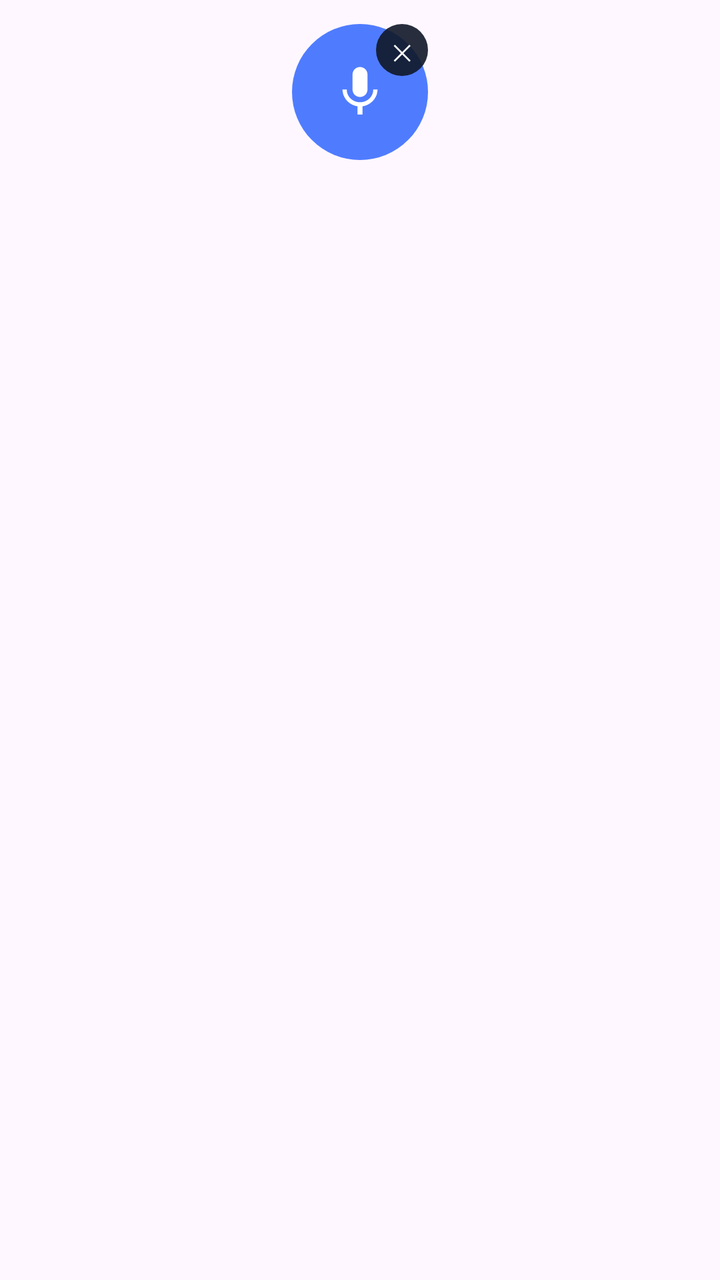
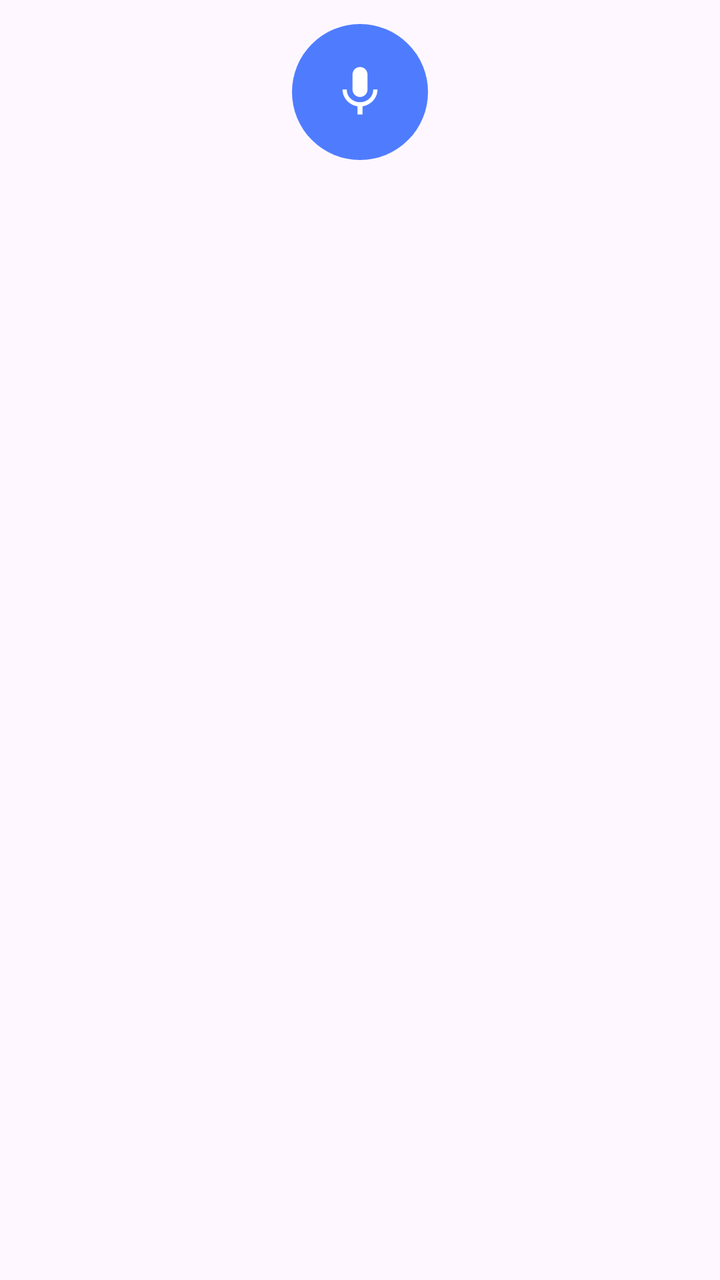

Two renders of the same Android screen: before a commit and after it. Below are the layout's source before the change and the commit's diff.
<!-- AndroidManifest.xml: application theme Theme.QwenVoice -->
<!-- res/layout/view_floating_mic.xml -->
<?xml version="1.0" encoding="utf-8"?>
<LinearLayout xmlns:android="http://schemas.android.com/apk/res/android"
    xmlns:app="http://schemas.android.com/apk/res-auto"
    android:id="@+id/floating_root"
    android:layout_width="wrap_content"
    android:layout_height="wrap_content"
    android:gravity="center_horizontal"
    android:orientation="vertical"
    android:padding="6dp">

    <TextView
        android:id="@+id/floating_badge"
        android:layout_width="wrap_content"
        android:layout_height="wrap_content"
        android:background="@drawable/bg_floating_badge"
        android:maxLines="1"
        android:paddingStart="10dp"
        android:paddingTop="5dp"
        android:paddingEnd="10dp"
        android:paddingBottom="5dp"
        android:text="@string/floating_listening_short"
        android:textColor="@android:color/white"
        android:textSize="11sp"
        android:visibility="gone" />

    <FrameLayout
        android:layout_width="wrap_content"
        android:layout_height="wrap_content"
        android:layout_marginTop="6dp">

        <com.google.android.material.button.MaterialButton
            android:id="@+id/floating_mic"
            android:layout_width="68dp"
            android:layout_height="68dp"
            android:contentDescription="@string/mic_desc_floating_idle"
            android:insetTop="0dp"
            android:insetBottom="0dp"
            android:minWidth="0dp"
            android:minHeight="0dp"
            android:paddingStart="0dp"
            android:paddingEnd="0dp"
            android:text=""
            app:backgroundTint="@color/brand"
            app:cornerRadius="34dp"
            app:icon="@drawable/ic_mic_24"
            app:iconGravity="textStart"
            app:iconPadding="0dp"
            app:iconSize="30dp"
            app:iconTint="@android:color/white" />

        <com.google.android.material.button.MaterialButton
            android:id="@+id/floating_close"
            style="@style/Widget.Material3.Button.TextButton"
            android:layout_width="26dp"
            android:layout_height="26dp"
            android:layout_gravity="top|end"
            android:contentDescription="@string/btn_floating_close"
            android:insetTop="0dp"
            android:insetBottom="0dp"
            android:minWidth="0dp"
            android:minHeight="0dp"
            android:paddingStart="0dp"
            android:paddingEnd="0dp"
            android:text="@string/action_close"
            android:textColor="@android:color/white"
            android:textSize="11sp"
            app:backgroundTint="@color/floating_chrome"
            app:cornerRadius="13dp" />
    </FrameLayout>
</LinearLayout>
<!-- resources referenced by this layout -->
<resources>
  <color name="brand">#4F7CFF</color>
  <color name="floating_chrome">#E6101827</color>
  <!-- drawable bg_floating_badge (drawable) -->
  <?xml version="1.0" encoding="utf-8"?>
  <shape xmlns:android="http://schemas.android.com/apk/res/android"
      android:shape="rectangle">
      <solid android:color="@color/floating_chrome" />
      <corners android:radius="14dp" />
  </shape>
  <!-- drawable ic_mic_24 (drawable) -->
  <?xml version="1.0" encoding="utf-8"?>
  <vector xmlns:android="http://schemas.android.com/apk/res/android"
      android:width="24dp"
      android:height="24dp"
      android:viewportWidth="24"
      android:viewportHeight="24">
      <path
          android:fillColor="@android:color/white"
          android:pathData="M12,14c1.66,0 3,-1.34 3,-3V5c0,-1.66 -1.34,-3 -3,-3S9,3.34 9,5v6c0,1.66 1.34,3 3,3zM17.3,11c0,3 -2.54,5.1 -5.3,5.1S6.7,14 6.7,11H5c0,3.41 2.72,6.23 6,6.72V21h2v-3.28c3.28,-0.48 6,-3.31 6,-6.72h-1.7z" />
  </vector>
  <string name="action_close">✕</string>
  <string name="btn_floating_close">플로팅 마이크 닫기</string>
  <string name="floating_listening_short">듣는 중</string>
  <string name="mic_desc_floating_idle">플로팅 마이크 시작</string>
  <style name="Theme.QwenVoice" parent="Theme.Material3.DayNight.NoActionBar">
          <item name="colorPrimary">@color/brand</item>
          <item name="colorPrimaryContainer">@color/brand_container</item>
          <item name="colorOnPrimaryContainer">@color/brand_on_container</item>
      </style>
  <color name="brand_container">#DDE6FF</color>
  <color name="brand_on_container">#10245B</color>
</resources>

<!-- the commit's change to res/layout/view_floating_mic.xml (unified diff, before → after) -->
@@ -23,48 +23,24 @@
         android:textSize="11sp"
         android:visibility="gone" />
 
-    <FrameLayout
-        android:layout_width="wrap_content"
-        android:layout_height="wrap_content"
-        android:layout_marginTop="6dp">
-
-        <com.google.android.material.button.MaterialButton
-            android:id="@+id/floating_mic"
-            android:layout_width="68dp"
-            android:layout_height="68dp"
-            android:contentDescription="@string/mic_desc_floating_idle"
-            android:insetTop="0dp"
-            android:insetBottom="0dp"
-            android:minWidth="0dp"
-            android:minHeight="0dp"
-            android:paddingStart="0dp"
-            android:paddingEnd="0dp"
-            android:text=""
-            app:backgroundTint="@color/brand"
-            app:cornerRadius="34dp"
-            app:icon="@drawable/ic_mic_24"
-            app:iconGravity="textStart"
-            app:iconPadding="0dp"
-            app:iconSize="30dp"
-            app:iconTint="@android:color/white" />
-
-        <com.google.android.material.button.MaterialButton
-            android:id="@+id/floating_close"
-            style="@style/Widget.Material3.Button.TextButton"
-            android:layout_width="26dp"
-            android:layout_height="26dp"
-            android:layout_gravity="top|end"
-            android:contentDescription="@string/btn_floating_close"
-            android:insetTop="0dp"
-            android:insetBottom="0dp"
-            android:minWidth="0dp"
-            android:minHeight="0dp"
-            android:paddingStart="0dp"
-            android:paddingEnd="0dp"
-            android:text="@string/action_close"
-            android:textColor="@android:color/white"
-            android:textSize="11sp"
-            app:backgroundTint="@color/floating_chrome"
-            app:cornerRadius="13dp" />
-    </FrameLayout>
+    <com.google.android.material.button.MaterialButton
+        android:id="@+id/floating_mic"
+        android:layout_width="68dp"
+        android:layout_height="68dp"
+        android:layout_marginTop="6dp"
+        android:contentDescription="@string/mic_desc_floating_idle"
+        android:insetTop="0dp"
+        android:insetBottom="0dp"
+        android:minWidth="0dp"
+        android:minHeight="0dp"
+        android:paddingStart="0dp"
+        android:paddingEnd="0dp"
+        android:text=""
+        app:backgroundTint="@color/brand"
+        app:cornerRadius="34dp"
+        app:icon="@drawable/ic_mic_24"
+        app:iconGravity="textStart"
+        app:iconPadding="0dp"
+        app:iconSize="30dp"
+        app:iconTint="@android:color/white" />
 </LinearLayout>
<!-- resource entries referenced after the edit -->
@@ -20,8 +20,6 @@
           android:fillColor="@android:color/white"
           android:pathData="M12,14c1.66,0 3,-1.34 3,-3V5c0,-1.66 -1.34,-3 -3,-3S9,3.34 9,5v6c0,1.66 1.34,3 3,3zM17.3,11c0,3 -2.54,5.1 -5.3,5.1S6.7,14 6.7,11H5c0,3.41 2.72,6.23 6,6.72V21h2v-3.28c3.28,-0.48 6,-3.31 6,-6.72h-1.7z" />
   </vector>
-  <string name="action_close">✕</string>
-  <string name="btn_floating_close">플로팅 마이크 닫기</string>
   <string name="floating_listening_short">듣는 중</string>
   <string name="mic_desc_floating_idle">플로팅 마이크 시작</string>
   <style name="Theme.QwenVoice" parent="Theme.Material3.DayNight.NoActionBar">
